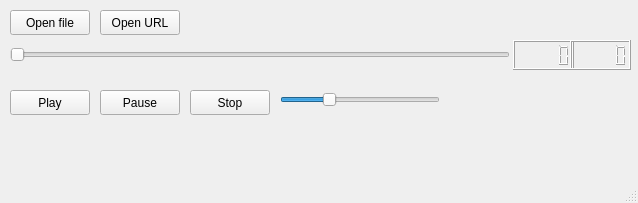
Old version of the form mainwindow.ui in the repository prokusha/mediaPlayer.
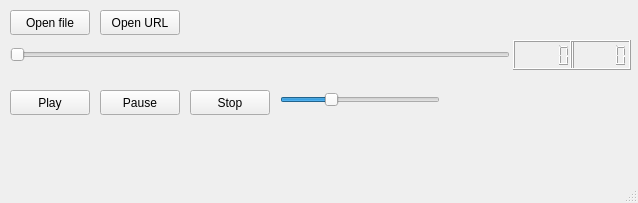
New version of the form.

Diff of the .ui file:
```diff
--- a/mainwindow.ui
+++ b/mainwindow.ui
@@ -102,7 +102,7 @@
      </rect>
     </property>
     <property name="minimum">
-     <number>1</number>
+     <number>0</number>
     </property>
     <property name="maximum">
      <number>100</number>
```
